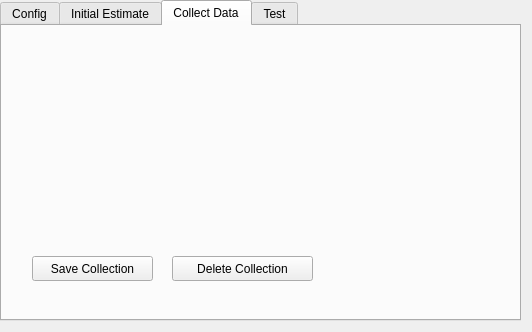
The window that atom_rviz_plugin/src/ui/calibration_panel.ui (lardemua/atom_rviz_plugin) describes before a commit, drawn with Qt 5.
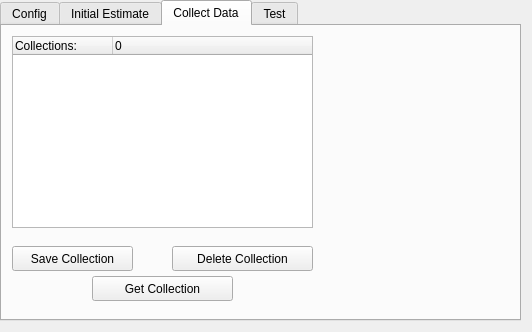
The same window after the commit. The open tabs and pages were chosen to show the change.

```diff
--- a/atom_rviz_plugin/src/ui/calibration_panel.ui
+++ b/atom_rviz_plugin/src/ui/calibration_panel.ui
@@ -1411,8 +1411,8 @@
     <widget class="QPushButton" name="collectDataSaveButton">
      <property name="geometry">
       <rect>
-       <x>30</x>
-       <y>230</y>
+       <x>10</x>
+       <y>220</y>
        <width>121</width>
        <height>25</height>
       </rect>
@@ -1425,7 +1425,7 @@
      <property name="geometry">
       <rect>
        <x>170</x>
-       <y>230</y>
+       <y>220</y>
        <width>141</width>
        <height>25</height>
       </rect>
@@ -1434,6 +1434,39 @@
       <string>Delete Collection</string>
      </property>
     </widget>
+    <widget class="QTreeWidget" name="treeWidget">
+     <property name="geometry">
+      <rect>
+       <x>10</x>
+       <y>10</y>
+       <width>301</width>
+       <height>192</height>
+      </rect>
+     </property>
+     <column>
+      <property name="text">
+       <string>Collections:</string>
+      </property>
+     </column>
+     <column>
+      <property name="text">
+       <string>0</string>
+      </property>
+     </column>
+    </widget>
+    <widget class="QPushButton" name="collectDataGetCollectionButton">
+     <property name="geometry">
+      <rect>
+       <x>90</x>
+       <y>250</y>
+       <width>141</width>
+       <height>25</height>
+      </rect>
+     </property>
+     <property name="text">
+      <string>Get Collection</string>
+     </property>
+    </widget>
    </widget>
    <widget class="QWidget" name="tab">
     <attribute name="title">
```
Left out of the diff: 18 changed lines with no effect on the pictures.
